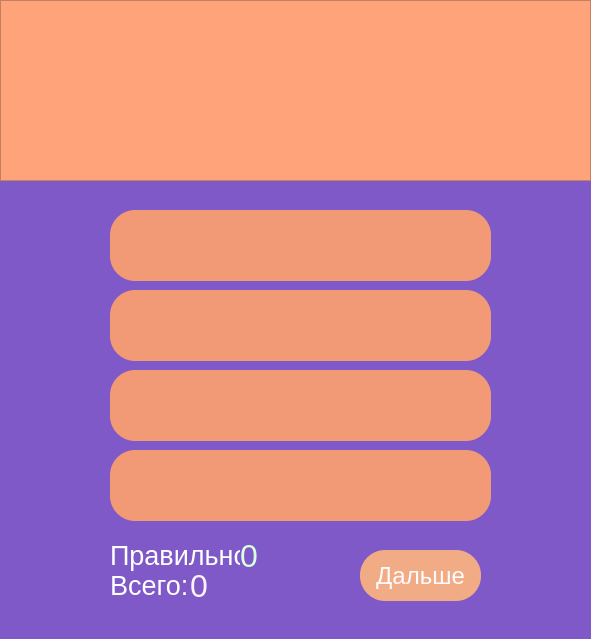
First picture: the form in GUI/gui.ui, repository juliaRual/solve-tests, before the edit.
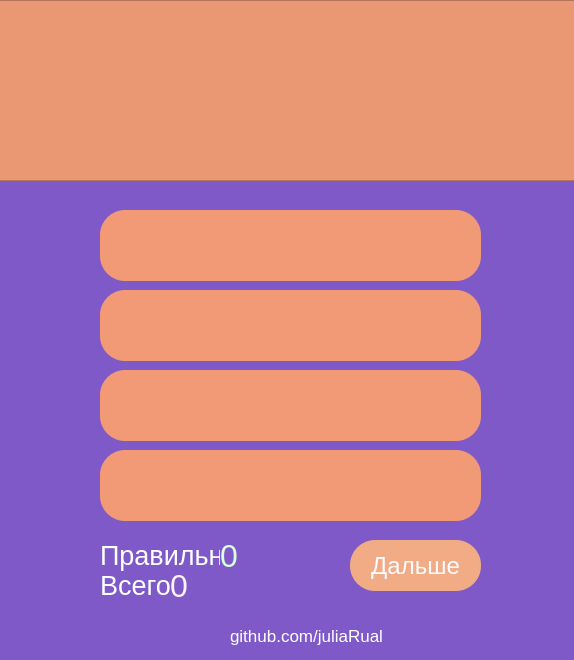
Second picture: the form after the edit.

```diff
--- a/GUI/gui.ui
+++ b/GUI/gui.ui
@@ -6,8 +6,8 @@
    <rect>
     <x>0</x>
     <y>0</y>
-    <width>591</width>
-    <height>639</height>
+    <width>574</width>
+    <height>660</height>
    </rect>
   </property>
   <property name="windowTitle">
@@ -16,10 +16,10 @@
   <property name="styleSheet">
    <string notr="true">background-color: rgb(126, 89, 199);</string>
   </property>
-  <widget class="QToolButton" name="toolButton_a1">
+  <widget class="QPushButton" name="pushButton_a1">
    <property name="geometry">
     <rect>
-     <x>110</x>
+     <x>100</x>
      <y>210</y>
      <width>381</width>
      <height>71</height>
@@ -28,7 +28,7 @@
    <property name="font">
     <font>
      <family>Tahoma</family>
-     <pointsize>14</pointsize>
+     <pointsize>16</pointsize>
     </font>
    </property>
    <property name="styleSheet">
@@ -40,10 +40,10 @@
     <string/>
    </property>
   </widget>
-  <widget class="QToolButton" name="toolButton_a2">
+  <widget class="QPushButton" name="pushButton_a2">
    <property name="geometry">
     <rect>
-     <x>110</x>
+     <x>100</x>
      <y>290</y>
      <width>381</width>
      <height>71</height>
@@ -52,22 +52,23 @@
    <property name="font">
     <font>
      <family>Tahoma</family>
-     <pointsize>14</pointsize>
+     <pointsize>16</pointsize>
     </font>
    </property>
    <property name="styleSheet">
     <string notr="true">color: rgb(255, 255, 255);
 background-color: rgb(241, 154, 117);
-border-radius: 25;</string>
+border-radius: 25;
+padding: 0px 15px 0px 15px;</string>
    </property>
    <property name="text">
     <string/>
    </property>
   </widget>
-  <widget class="QToolButton" name="toolButton_a3">
+  <widget class="QPushButton" name="pushButton_a3">
    <property name="geometry">
     <rect>
-     <x>110</x>
+     <x>100</x>
      <y>370</y>
      <width>381</width>
      <height>71</height>
@@ -76,7 +77,7 @@
    <property name="font">
     <font>
      <family>Tahoma</family>
-     <pointsize>14</pointsize>
+     <pointsize>16</pointsize>
     </font>
    </property>
    <property name="layoutDirection">
@@ -97,10 +98,10 @@
     <bool>false</bool>
    </property>
   </widget>
-  <widget class="QToolButton" name="toolButton_a4">
+  <widget class="QPushButton" name="pushButton_a4">
    <property name="geometry">
     <rect>
-     <x>110</x>
+     <x>100</x>
      <y>450</y>
      <width>381</width>
      <height>71</height>
@@ -109,7 +110,7 @@
    <property name="font">
     <font>
      <family>Tahoma</family>
-     <pointsize>14</pointsize>
+     <pointsize>16</pointsize>
     </font>
    </property>
    <property name="styleSheet">
@@ -124,9 +125,9 @@
   <widget class="QPushButton" name="pushButton_5">
    <property name="geometry">
     <rect>
-     <x>360</x>
-     <y>550</y>
-     <width>121</width>
+     <x>350</x>
+     <y>540</y>
+     <width>131</width>
      <height>51</height>
     </rect>
    </property>
@@ -148,7 +149,7 @@
   <widget class="QLabel" name="label">
    <property name="geometry">
     <rect>
-     <x>110</x>
+     <x>100</x>
      <y>570</y>
      <width>141</width>
      <height>31</height>
@@ -170,14 +171,14 @@
   <widget class="QFrame" name="frame">
    <property name="geometry">
     <rect>
-     <x>0</x>
+     <x>-10</x>
      <y>0</y>
      <width>591</width>
      <height>181</height>
     </rect>
    </property>
    <property name="styleSheet">
-    <string notr="true">background-color: rgb(255, 163, 123)</string>
+    <string notr="true">background-color: rgb(234, 151, 116);</string>
    </property>
    <property name="frameShape">
     <enum>QFrame::StyledPanel</enum>
@@ -188,16 +189,16 @@
    <widget class="QTextEdit" name="textEdit_question">
     <property name="geometry">
      <rect>
-      <x>110</x>
-      <y>50</y>
-      <width>381</width>
-      <height>101</height>
+      <x>100</x>
+      <y>40</y>
+      <width>421</width>
+      <height>111</height>
      </rect>
     </property>
     <property name="font">
      <font>
       <family>Tahoma</family>
-      <pointsize>16</pointsize>
+      <pointsize>18</pointsize>
      </font>
     </property>
     <property name="styleSheet">
@@ -208,6 +209,9 @@
     <property name="undoRedoEnabled">
      <bool>false</bool>
     </property>
+    <property name="readOnly">
+     <bool>true</bool>
+    </property>
     <property name="html">
      <string>&lt;!DOCTYPE HTML PUBLIC &quot;-//W3C//DTD HTML 4.0//EN&quot; &quot;http://www.w3.org/TR/REC-html40/strict.dtd&quot;&gt;
 &lt;html&gt;&lt;head&gt;&lt;meta name=&quot;qrichtext&quot; content=&quot;1&quot; /&gt;&lt;meta charset=&quot;utf-8&quot; /&gt;&lt;style type=&quot;text/css&quot;&gt;
@@ -215,7 +219,7 @@
 hr { height: 1px; border-width: 0; }
 li.unchecked::marker { content: &quot;\2610&quot;; }
 li.checked::marker { content: &quot;\2612&quot;; }
-&lt;/style&gt;&lt;/head&gt;&lt;body style=&quot; font-family:'Tahoma'; font-size:16pt; font-weight:400; font-style:normal;&quot;&gt;
+&lt;/style&gt;&lt;/head&gt;&lt;body style=&quot; font-family:'Tahoma'; font-size:18pt; font-weight:400; font-style:normal;&quot;&gt;
 &lt;p align=&quot;center&quot; style=&quot;-qt-paragraph-type:empty; margin-top:0px; margin-bottom:0px; margin-left:0px; margin-right:0px; -qt-block-indent:0; text-indent:0px; font-family:'.AppleSystemUIFont'; font-size:13pt;&quot;&gt;&lt;br /&gt;&lt;/p&gt;&lt;/body&gt;&lt;/html&gt;</string>
     </property>
    </widget>
@@ -223,7 +227,7 @@
   <widget class="QLabel" name="label_5">
    <property name="geometry">
     <rect>
-     <x>110</x>
+     <x>100</x>
      <y>540</y>
      <width>141</width>
      <height>31</height>
@@ -245,9 +249,9 @@
   <widget class="QLabel" name="label_2">
    <property name="geometry">
     <rect>
-     <x>240</x>
+     <x>220</x>
      <y>530</y>
-     <width>41</width>
+     <width>51</width>
      <height>51</height>
     </rect>
    </property>
@@ -267,9 +271,9 @@
   <widget class="QLabel" name="label_4">
    <property name="geometry">
     <rect>
-     <x>190</x>
+     <x>170</x>
      <y>570</y>
-     <width>21</width>
+     <width>41</width>
      <height>31</height>
     </rect>
    </property>
@@ -286,6 +290,28 @@
     <string>0</string>
    </property>
   </widget>
+  <widget class="QLabel" name="label_6">
+   <property name="geometry">
+    <rect>
+     <x>230</x>
+     <y>620</y>
+     <width>161</width>
+     <height>31</height>
+    </rect>
+   </property>
+   <property name="font">
+    <font>
+     <family>Tahoma</family>
+     <pointsize>13</pointsize>
+    </font>
+   </property>
+   <property name="styleSheet">
+    <string notr="true">color: rgb(255, 255, 255);</string>
+   </property>
+   <property name="text">
+    <string>github.com/juliaRual</string>
+   </property>
+  </widget>
  </widget>
  <resources/>
  <connections/>
```
Left out of the diff: 5 changed lines with no effect on the pictures.
